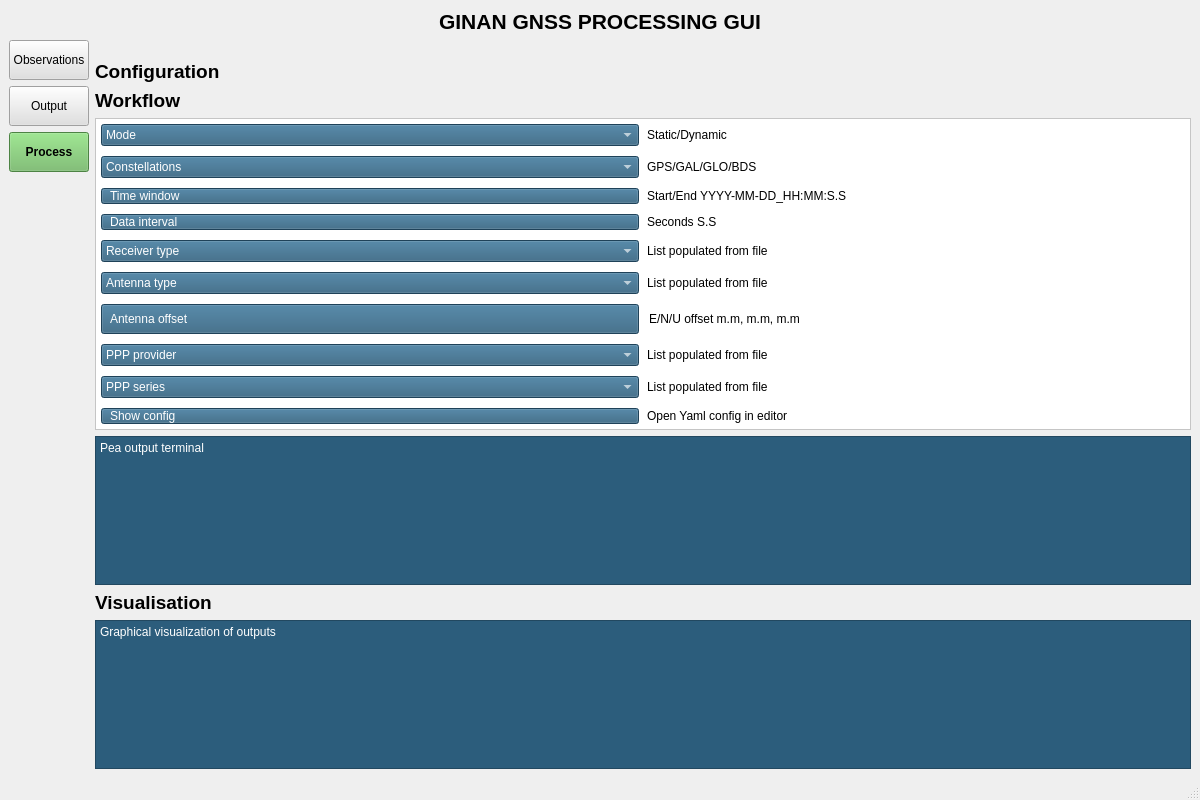
Qt form app/views/main_window.ui (u7327620/Ginan-UI) before a commit.
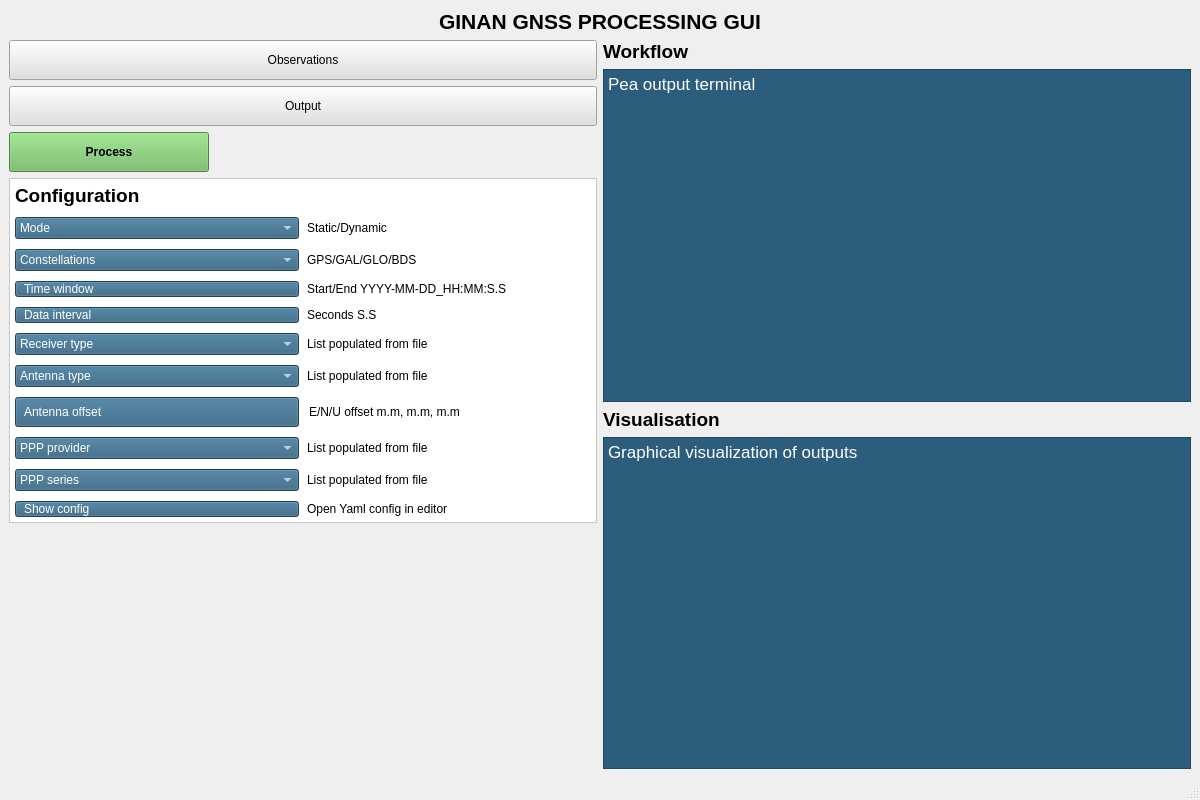
The same form after that commit.

Commit message: Refactor: Update main_window.ui layout for welcome page

Patch:
```diff
--- a/app/views/main_window.ui
+++ b/app/views/main_window.ui
@@ -58,40 +58,6 @@
           <property name="text"><string>Process</string></property>
          </widget>
         </item>
-        <item>
-         <spacer name="verticalSpacer">
-          <property name="orientation"><enum>Qt::Orientation::Vertical</enum></property>
-          <property name="sizeHint" stdset="0"><size><width>20</width><height>40</height></size></property>
-         </spacer>
-        </item>
-       </layout>
-      </item>
-
-      
-      <item>
-       <layout class="QVBoxLayout" name="rightLayout">
-
-        
-        <item>
-         <layout class="QHBoxLayout" name="processButtonLayout">
-          <item><spacer name="horizontalSpacer"><property name="orientation"><enum>Qt::Orientation::Horizontal</enum></property>
-           <property name="sizeHint" stdset="0"><size><width>40</width><height>20</height></size></property></spacer></item>
-          <item><spacer name="horizontalSpacer_2"><property name="orientation"><enum>Qt::Orientation::Horizontal</enum></property>
-           <property name="sizeHint" stdset="0"><size><width>40</width><height>20</height></size></property></spacer></item>
-         </layout>
-        </item>
-
-        
-        <item><widget class="QLabel" name="configLabel">
-          <property name="font"><font><pointsize>14</pointsize><bold>true</bold></font></property>
-          <property name="text"><string>Configuration</string></property>
-        </widget></item>
-        <item><widget class="QLabel" name="workflowLabel">
-          <property name="font"><font><pointsize>14</pointsize><bold>true</bold></font></property>
-          <property name="text"><string>Workflow</string></property>
-        </widget></item>
-
-        
         <item>
          <widget class="QFrame" name="Constellations">
           <property name="styleSheet"><string notr="true">background-color:white;</string></property>
@@ -99,130 +65,37 @@
           <property name="frameShadow"><enum>QFrame::Shadow::Raised</enum></property>
 
           <layout class="QGridLayout" name="configGridLayout">
-            <!-- Setting the spacing -->
-            <property name="verticalSpacing"><number>10</number></property>
-            <property name="horizontalSpacing"><number>8</number></property>
-            <property name="leftMargin">
-              <number>5</number>
-            </property>
-            <property name="topMargin">
-              <number>5</number>
-            </property>
-            <property name="rightMargin">
-              <number>5</number>
-            </property>
-            <property name="bottomMargin">
-              <number>5</number>
-            </property>
-
-          
-          <!-- row-0 : Mode -->
-          <item row="0" column="0">
-           <widget class="QComboBox" name="Mode">
-            <property name="styleSheet"><string notr="true">background-color:#2c5d7c;color:white;</string></property>
-            <item><property name="text"><string>Mode</string></property></item>
-           </widget>
-          </item>
-          <item row="0" column="1"><widget class="QLabel" name="modeValue"><property name="text"><string>Static/Dynamic</string></property></widget></item>
-
-          <!-- row-3 : Constellations -->
-          <item row="3" column="0">
-           <widget class="QComboBox" name="Constellations_2">
-            <property name="styleSheet"><string notr="true">background-color:#2c5d7c;color:white;</string></property>
-            <item><property name="text"><string>Constellations</string></property></item>
-           </widget>
-          </item>
-          <item row="3" column="1"><widget class="QLabel" name="constellationsValue"><property name="text"><string>GPS/GAL/GLO/BDS</string></property></widget></item>
-
-          <!-- row-5 : Time window -->
-          <item row="5" column="0">
-            <widget class="QPushButton" name="timeWindowButton">
-              <property name="sizePolicy">
-                <sizepolicy hsizetype="Expanding" vsizetype="Fixed">
-                  <horstretch>0</horstretch><verstretch>0</verstretch>
-                </sizepolicy>
-              </property>
-              <property name="styleSheet">
-                <string notr="true">
-                  background-color:#2c5d7c;
-                  color:white;
-                  padding:0px 8px;
-                  font:13pt "Segoe UI";
-                  text-align:left;
-                </string>
-              </property>
-              <property name="text"><string>Time window</string></property>
-            </widget>
-          </item>
-          <item row="5" column="1"><widget class="QLabel" name="timeWindowValue"><property name="text"><string>Start/End YYYY-MM-DD_HH:MM:S.S</string></property></widget></item>
-
-          <!-- row-6 : Data interval -->
-          <item row="6" column="0">
-            <widget class="QPushButton" name="dataIntervalButton">
-              <property name="sizePolicy">
-                <sizepolicy hsizetype="Expanding" vsizetype="Fixed">
-                  <horstretch>0</horstretch><verstretch>0</verstretch>
-                </sizepolicy>
-              </property>
-              <property name="styleSheet">
-                <string notr="true">
-                  background-color:#2c5d7c;
-                  color:white;
-                  padding:0px 8px;
-                  font:13pt "Segoe UI";
-                  text-align:left;
-                </string>
-              </property>
-              <property name="text"><string>Data interval</string></property>
-            </widget>
-          </item>
-          <item row="6" column="1"><widget class="QLabel" name="dataIntervalValue"><property name="text"><string>Seconds S.S</string></property></widget></item>
-
-           <!-- row-7 : Receiver type -->
-           <item row="7" column="0">
-            <widget class="QComboBox" name="Receiver_type">
-             <property name="styleSheet"><string notr="true">background-color:#2c5d7c;color:white;</string></property>
-             <item><property name="text"><string>Receiver type</string></property></item>
-            </widget>
-           </item>
-           <item row="7" column="1"><widget class="QLabel" name="receiverTypeValue"><property name="text"><string>List populated from file</string></property></widget></item>
-
-           <!-- row-13 : Antenna type -->
-           <item row="13" column="0">
-            <widget class="QComboBox" name="Antenna_type">
-             <property name="styleSheet"><string notr="true">background-color:#2c5d7c;color:white;</string></property>
-             <item><property name="text"><string>Antenna type</string></property></item>
-            </widget>
-           </item>
-           <item row="13" column="1"><widget class="QLabel" name="antennaTypeValue"><property name="text"><string>List populated from file</string></property></widget></item>
-
-           <!-- row-14 : Antenna offset  -->
-           <item row="14" column="0">
-            <widget class="QPushButton" name="antennaOffsetButton">
-              <property name="minimumSize">
-                <size><width>0</width><height>30</height></size>
-              </property>
-              <property name="sizePolicy">
-                <sizepolicy hsizetype="Expanding" vsizetype="Fixed">
-                  <horstretch>0</horstretch><verstretch>0</verstretch>
-                </sizepolicy>
-              </property>
-              <property name="styleSheet">
-                <string notr="true">
-                  background-color:#2c5d7c;
-                  color:white;
-                  padding:0px 8px;
-                  font:13pt "Segoe UI";
-                  text-align:left;
-                </string>
-              </property>
+           <property name="leftMargin">
+            <number>5</number>
+           </property>
+           <property name="topMargin">
+            <number>5</number>
+           </property>
+           <property name="rightMargin">
+            <number>5</number>
+           </property>
+           <property name="bottomMargin">
+            <number>5</number>
+           </property>
+           <property name="horizontalSpacing">
+            <number>8</number>
+           </property>
+           <property name="verticalSpacing">
+            <number>10</number>
+           </property>
+           <item row="17" column="0">
+            <widget class="QComboBox" name="PPP_provider">
+             <property name="styleSheet">
+              <string notr="true">background-color:#2c5d7c;color:white;</string>
+             </property>
+             <item>
               <property name="text">
-                <string>Antenna offset</string>
+               <string>PPP provider</string>
               </property>
+             </item>
             </widget>
-          </item>
-          <item row="14" column="1">
-            <!-- Right display E/N/U offset -->
+           </item>
+           <item row="15" column="1">
             <widget class="QLineEdit" name="antennaOffsetValue">
               <property name="readOnly"><bool>true</bool></property>
               <!-- Remove borders and backgrounds -->
@@ -240,82 +113,329 @@
                 </sizepolicy>
               </property>
             </widget>
-          </item>
-            
-
-           <!-- row-16 : PPP provider -->
-           <item row="16" column="0">
-            <widget class="QComboBox" name="PPP_provider">
-             <property name="styleSheet"><string notr="true">background-color:#2c5d7c;color:white;</string></property>
-             <item><property name="text"><string>PPP provider</string></property></item>
-            </widget>
            </item>
-           <item row="16" column="1"><widget class="QLabel" name="pppProviderValue"><property name="text"><string>List populated from file</string></property></widget></item>
-
-           <!-- row-17 : PPP series -->
-           <item row="17" column="0">
-            <widget class="QComboBox" name="PPP_series">
-             <property name="styleSheet"><string notr="true">background-color:#2c5d7c;color:white;</string></property>
-             <item><property name="text"><string>PPP series</string></property></item>
+           <item row="18" column="1">
+            <widget class="QLabel" name="pppSeriesValue">
+             <property name="text">
+              <string>List populated from file</string>
+             </property>
             </widget>
            </item>
-           <item row="17" column="1"><widget class="QLabel" name="pppSeriesValue"><property name="text"><string>List populated from file</string></property></widget></item>
-
-          <!-- row-18 : Show config -->
-          <item row="18" column="0">
-            <widget class="QPushButton" name="showConfigButton">
-              <property name="sizePolicy">
-                <sizepolicy hsizetype="Expanding" vsizetype="Fixed">
-                  <horstretch>0</horstretch><verstretch>0</verstretch>
-                </sizepolicy>
-              </property>
-              <property name="styleSheet">
-                <string notr="true">
-                  background-color:#2c5d7c;
-                  color:white;
-                  padding:0px 8px;
-                  font:13pt "Segoe UI";
-                  text-align:left;
-                </string>
-              </property>
-              <property name="text"><string>Show config</string></property>
+           <item row="1" column="1">
+            <widget class="QLabel" name="modeValue">
+             <property name="text">
+              <string>Static/Dynamic</string>
+             </property>
             </widget>
-          </item>
-          <item row="18" column="1">
+           </item>
+           <item row="19" column="1">
             <widget class="QLabel" name="showConfigValue">
               <property name="text"><string>Open Yaml config in editor</string></property>
             </widget>
-          </item>
-
+           </item>
+           <item row="7" column="0">
+            <widget class="QPushButton" name="dataIntervalButton">
+             <property name="sizePolicy">
+              <sizepolicy hsizetype="Expanding" vsizetype="Fixed">
+               <horstretch>0</horstretch>
+               <verstretch>0</verstretch>
+              </sizepolicy>
+             </property>
+             <property name="styleSheet">
+              <string notr="true">
+                  background-color:#2c5d7c;
+                  color:white;
+                  padding:0px 8px;
+                  font:13pt &quot;Segoe UI&quot;;
+                  text-align:left;
+                </string>
+             </property>
+             <property name="text">
+              <string>Data interval</string>
+             </property>
+            </widget>
+           </item>
+           <item row="15" column="0">
+            <widget class="QPushButton" name="antennaOffsetButton">
+             <property name="sizePolicy">
+              <sizepolicy hsizetype="Expanding" vsizetype="Fixed">
+               <horstretch>0</horstretch>
+               <verstretch>0</verstretch>
+              </sizepolicy>
+             </property>
+             <property name="minimumSize">
+              <size>
+               <width>0</width>
+               <height>30</height>
+              </size>
+             </property>
+             <property name="styleSheet">
+              <string notr="true">
+                  background-color:#2c5d7c;
+                  color:white;
+                  padding:0px 8px;
+                  font:13pt &quot;Segoe UI&quot;;
+                  text-align:left;
+                </string>
+             </property>
+             <property name="text">
+              <string>Antenna offset</string>
+             </property>
+            </widget>
+           </item>
+           <item row="1" column="0">
+            <widget class="QComboBox" name="Mode">
+             <property name="styleSheet">
+              <string notr="true">background-color:#2c5d7c;color:white;</string>
+             </property>
+             <item>
+              <property name="text">
+               <string>Mode</string>
+              </property>
+             </item>
+            </widget>
+           </item>
+           <item row="6" column="1">
+            <widget class="QLabel" name="timeWindowValue">
+             <property name="text">
+              <string>Start/End YYYY-MM-DD_HH:MM:S.S</string>
+             </property>
+            </widget>
+           </item>
+           <item row="8" column="1">
+            <widget class="QLabel" name="receiverTypeValue">
+             <property name="text">
+              <string>List populated from file</string>
+             </property>
+            </widget>
+           </item>
+           <item row="4" column="1">
+            <widget class="QLabel" name="constellationsValue">
+             <property name="text">
+              <string>GPS/GAL/GLO/BDS</string>
+             </property>
+            </widget>
+           </item>
+           <item row="4" column="0">
+            <widget class="QComboBox" name="Constellations_2">
+             <property name="styleSheet">
+              <string notr="true">background-color:#2c5d7c;color:white;</string>
+             </property>
+             <item>
+              <property name="text">
+               <string>Constellations</string>
+              </property>
+             </item>
+            </widget>
+           </item>
+           <item row="17" column="1">
+            <widget class="QLabel" name="pppProviderValue">
+             <property name="text">
+              <string>List populated from file</string>
+             </property>
+            </widget>
+           </item>
+           <item row="6" column="0">
+            <widget class="QPushButton" name="timeWindowButton">
+             <property name="sizePolicy">
+              <sizepolicy hsizetype="Expanding" vsizetype="Fixed">
+               <horstretch>0</horstretch>
+               <verstretch>0</verstretch>
+              </sizepolicy>
+             </property>
+             <property name="styleSheet">
+              <string notr="true">
+                  background-color:#2c5d7c;
+                  color:white;
+                  padding:0px 8px;
+                  font:13pt &quot;Segoe UI&quot;;
+                  text-align:left;
+                </string>
+             </property>
+             <property name="text">
+              <string>Time window</string>
+             </property>
+            </widget>
+           </item>
+           <item row="14" column="1">
+            <widget class="QLabel" name="antennaTypeValue">
+             <property name="text">
+              <string>List populated from file</string>
+             </property>
+            </widget>
+           </item>
+           <item row="8" column="0">
+            <widget class="QComboBox" name="Receiver_type">
+             <property name="styleSheet">
+              <string notr="true">background-color:#2c5d7c;color:white;</string>
+             </property>
+             <item>
+              <property name="text">
+               <string>Receiver type</string>
+              </property>
+             </item>
+            </widget>
+           </item>
+           <item row="19" column="0">
+            <widget class="QPushButton" name="showConfigButton">
+             <property name="sizePolicy">
+              <sizepolicy hsizetype="Expanding" vsizetype="Fixed">
+               <horstretch>0</horstretch>
+               <verstretch>0</verstretch>
+              </sizepolicy>
+             </property>
+             <property name="styleSheet">
+              <string notr="true">
+                  background-color:#2c5d7c;
+                  color:white;
+                  padding:0px 8px;
+                  font:13pt &quot;Segoe UI&quot;;
+                  text-align:left;
+                </string>
+             </property>
+             <property name="text">
+              <string>Show config</string>
+             </property>
+            </widget>
+           </item>
+           <item row="14" column="0">
+            <widget class="QComboBox" name="Antenna_type">
+             <property name="styleSheet">
+              <string notr="true">background-color:#2c5d7c;color:white;</string>
+             </property>
+             <item>
+              <property name="text">
+               <string>Antenna type</string>
+              </property>
+             </item>
+            </widget>
+           </item>
+           <item row="7" column="1">
+            <widget class="QLabel" name="dataIntervalValue">
+             <property name="text">
+              <string>Seconds S.S</string>
+             </property>
+            </widget>
+           </item>
+           <item row="18" column="0">
+            <widget class="QComboBox" name="PPP_series">
+             <property name="styleSheet">
+              <string notr="true">background-color:#2c5d7c;color:white;</string>
+             </property>
+             <item>
+              <property name="text">
+               <string>PPP series</string>
+              </property>
+             </item>
+            </widget>
+           </item>
+           <item row="0" column="0">
+            <widget class="QLabel" name="configLabel">
+             <property name="font">
+              <font>
+               <pointsize>14</pointsize>
+               <bold>true</bold>
+              </font>
+             </property>
+             <property name="text">
+              <string>Configuration</string>
+             </property>
+            </widget>
+           </item>
           </layout>
          </widget>
         </item>
-
-        <!-- output -->
+        <item>
+         <spacer name="horizontalSpacer_2">
+          <property name="orientation">
+           <enum>Qt::Orientation::Horizontal</enum>
+          </property>
+          <property name="sizeHint" stdset="0">
+           <size>
+            <width>40</width>
+            <height>20</height>
+           </size>
+          </property>
+         </spacer>
+        </item>
+        <item>
+         <spacer name="verticalSpacer">
+          <property name="orientation">
+           <enum>Qt::Orientation::Vertical</enum>
+          </property>
+          <property name="sizeHint" stdset="0">
+           <size>
+            <width>20</width>
+            <height>40</height>
+           </size>
+          </property>
+         </spacer>
+        </item>
+       </layout>
+      </item>
+      <item>
+       <layout class="QVBoxLayout" name="rightLayout">
+        <item>
+         <layout class="QHBoxLayout" name="processButtonLayout"/>
+        </item>
+        <item>
+         <widget class="QLabel" name="workflowLabel">
+          <property name="font">
+           <font>
+            <pointsize>14</pointsize>
+            <bold>true</bold>
+           </font>
+          </property>
+          <property name="text">
+           <string>Workflow</string>
+          </property>
+         </widget>
+        </item>
         <item>
          <widget class="QTextEdit" name="terminalTextEdit">
           <property name="styleSheet"><string notr="true">background-color:#2c5d7c;color:white;</string></property>
           <property name="readOnly"><bool>true</bool></property>
           <property name="html">
-           <string>&lt;html&gt;&lt;body&gt;Pea output terminal&lt;/body&gt;&lt;/html&gt;</string>
+           <string>&lt;!DOCTYPE HTML PUBLIC &quot;-//W3C//DTD HTML 4.0//EN&quot; &quot;http://www.w3.org/TR/REC-html40/strict.dtd&quot;&gt;
+&lt;html&gt;&lt;head&gt;&lt;meta name=&quot;qrichtext&quot; content=&quot;1&quot; /&gt;&lt;meta charset=&quot;utf-8&quot; /&gt;&lt;style type=&quot;text/css&quot;&gt;
+p, li { white-space: pre-wrap; }
+hr { height: 1px; border-width: 0; }
+li.unchecked::marker { content: &quot;\2610&quot;; }
+li.checked::marker { content: &quot;\2612&quot;; }
+&lt;/style&gt;&lt;/head&gt;&lt;body style=&quot; font-family:'.AppleSystemUIFont'; font-size:13pt; font-weight:400; font-style:normal;&quot;&gt;
+&lt;p style=&quot; margin-top:0px; margin-bottom:0px; margin-left:0px; margin-right:0px; -qt-block-indent:0; text-indent:0px;&quot;&gt;Pea output terminal&lt;/p&gt;&lt;/body&gt;&lt;/html&gt;</string>
           </property>
          </widget>
         </item>
-
-        <!-- Reserved layout -->
-        <item><layout class="QVBoxLayout" name="configLayout"/></item>
-
-        <!-- Visualisation of headings and areas -->
-        <item><widget class="QLabel" name="visualisationLabel">
-          <property name="font"><font><pointsize>14</pointsize><bold>true</bold></font></property>
-          <property name="text"><string>Visualisation</string></property>
-        </widget></item>
+        <item>
+         <layout class="QVBoxLayout" name="configLayout"/>
+        </item>
+        <item>
+         <widget class="QLabel" name="visualisationLabel">
+          <property name="font">
+           <font>
+            <pointsize>14</pointsize>
+            <bold>true</bold>
+           </font>
+          </property>
+          <property name="text">
+           <string>Visualisation</string>
+          </property>
+         </widget>
+        </item>
         <item>
          <widget class="QTextEdit" name="visualisationTextEdit">
           <property name="styleSheet"><string notr="true">background-color:#2c5d7c;color:white;</string></property>
           <property name="readOnly"><bool>true</bool></property>
           <property name="html">
-           <string>&lt;html&gt;&lt;body&gt;Graphical visualization of outputs&lt;/body&gt;&lt;/html&gt;</string>
+           <string>&lt;!DOCTYPE HTML PUBLIC &quot;-//W3C//DTD HTML 4.0//EN&quot; &quot;http://www.w3.org/TR/REC-html40/strict.dtd&quot;&gt;
+&lt;html&gt;&lt;head&gt;&lt;meta name=&quot;qrichtext&quot; content=&quot;1&quot; /&gt;&lt;meta charset=&quot;utf-8&quot; /&gt;&lt;style type=&quot;text/css&quot;&gt;
+p, li { white-space: pre-wrap; }
+hr { height: 1px; border-width: 0; }
+li.unchecked::marker { content: &quot;\2610&quot;; }
+li.checked::marker { content: &quot;\2612&quot;; }
+&lt;/style&gt;&lt;/head&gt;&lt;body style=&quot; font-family:'.AppleSystemUIFont'; font-size:13pt; font-weight:400; font-style:normal;&quot;&gt;
+&lt;p style=&quot; margin-top:0px; margin-bottom:0px; margin-left:0px; margin-right:0px; -qt-block-indent:0; text-indent:0px;&quot;&gt;Graphical visualization of outputs&lt;/p&gt;&lt;/body&gt;&lt;/html&gt;</string>
           </property>
          </widget>
         </item>
```
Left out of the diff: 137 changed lines with no effect on the pictures.
